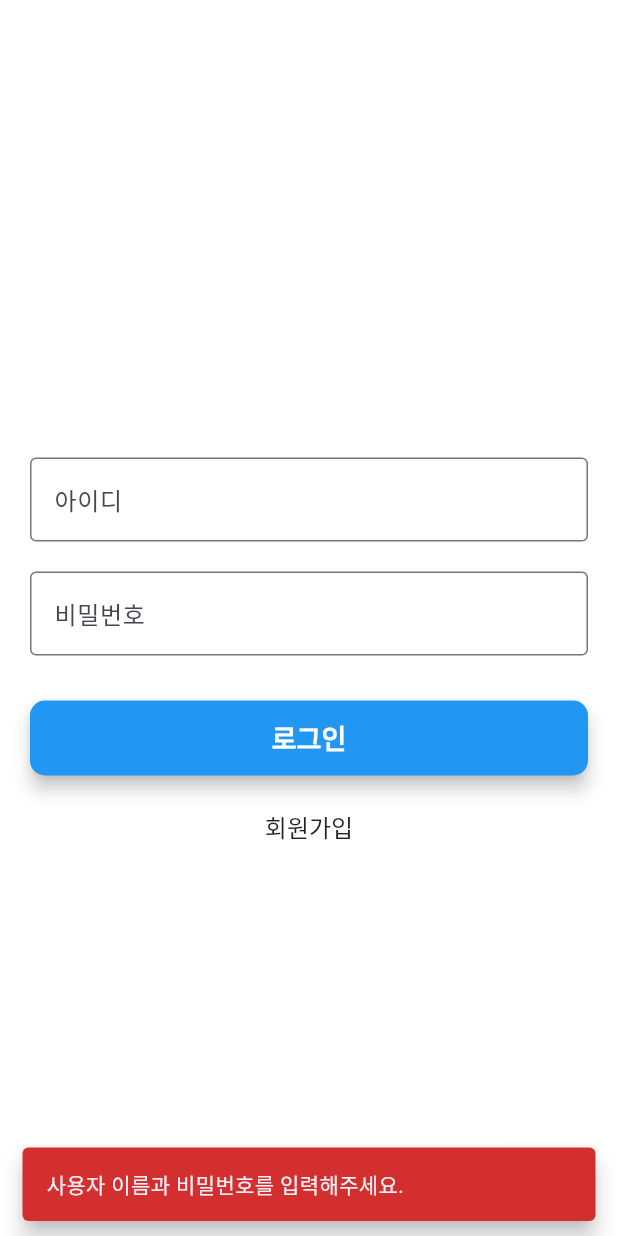
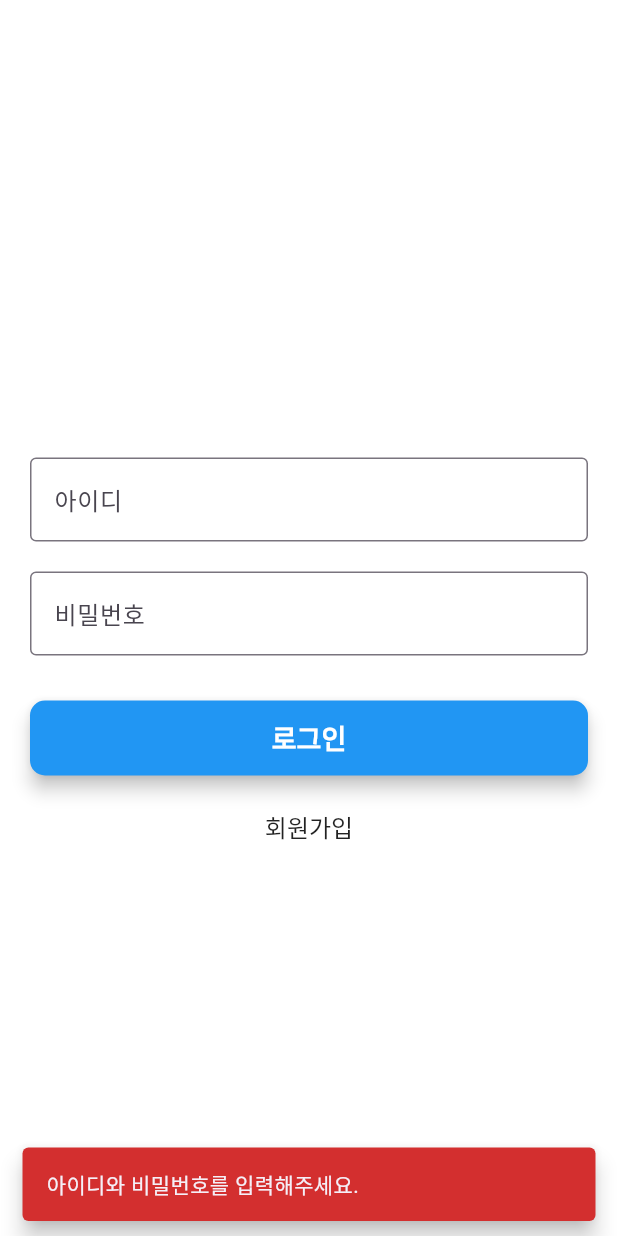
Before and after one commit to jonghun828/cabstone2025_firewatcher, a Flutter app: the screen it shows after launch, after a tap on "로그인", on a phone screen of 412 x 824 dp. Run offline on Flutter 3.47's test engine with Material 3 defaults, Android fonts, the phone set to English and light mode, and no system bars; our stand-ins replace dio.

Commit message:
feat: 임시테스트 부분 추가

```diff
--- a/lib/pages/login_page.dart
+++ b/lib/pages/login_page.dart
@@ -25,7 +25,7 @@ class _LoginPageState extends State<LoginPage> {
   // 로그인 API 호출 메서드
   Future<void> _login() async {
     if (_usernameController.text.isEmpty || _passwordController.text.isEmpty) {
-      _showSnackBar('사용자 이름과 비밀번호를 입력해주세요.');
+      _showSnackBar('아이디와 비밀번호를 입력해주세요.');
       return;
     }
 
@@ -39,7 +39,7 @@ class _LoginPageState extends State<LoginPage> {
         password: _passwordController.text,
       );
 
-      // 응답 처리
+      //응답 처리
       if (response.statusCode == 200) {
         _showSnackBar('로그인 성공', isError: false);
 
@@ -55,6 +55,12 @@ class _LoginPageState extends State<LoginPage> {
       } else {
         _showSnackBar('로그인 실패: ${response.data?['message'] ?? '알 수 없는 오류'}');
       }
+      await Future.delayed(const Duration(seconds: 2)); // 2초간 로딩 시뮬레이션
+
+      // 임시 테스트
+      // _showSnackBar('로그인 성공! (UI 테스트용)', isError: false);
+      // Navigator.pushReplacementNamed(context, '/main');
+
     } catch (e) {
       // API 호출 중 오류
       _showSnackBar('오류 발생: ${e.toString()}');
@@ -114,7 +120,7 @@ class _LoginPageState extends State<LoginPage> {
               width: double.infinity,
               height: 50,
               child: ElevatedButton(
-                onPressed: _isLoading ? null : _login, // 로딩 중에는 버튼 비활성화, _login 메서드 연결
+                onPressed: _isLoading ? null : _login,
                 style: ElevatedButton.styleFrom(
                   backgroundColor: Colors.blue,
                   foregroundColor: Colors.white,
@@ -127,7 +133,7 @@ class _LoginPageState extends State<LoginPage> {
                     fontWeight: FontWeight.bold,
                   ),
                 ),
-                child: _isLoading // 로딩 중일 때 로딩 인디케이터 표시
+                child: _isLoading
                     ? const CircularProgressIndicator(color: Colors.white)
                     : const Text('로그인'),
               ),
```
